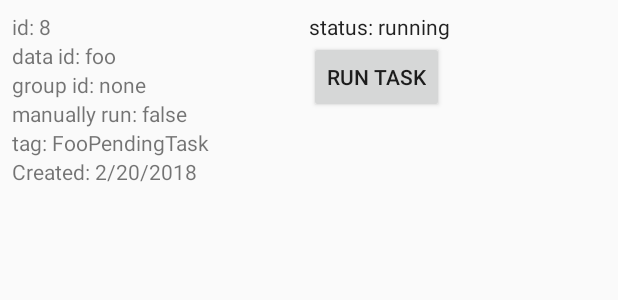
After one commit to levibostian/Wendy-Android, an Android app: the layout adapter_pending_task_recyclerview.xml on its own in the app's theme, with its tools: preview values and no code run, on a phone screen of 412 x 824 dp. The commit adds this screen. Shown: the top 300 px of the screen. Run offline under Robolectric (Android 15) with nearby library versions, the phone set to English and light mode, and no system bars.

Commit message:
Improve example app to be able to manually run tasks, watch the failure and success of each task.

```diff
--- a/app/build.gradle
+++ b/app/build.gradle
@@ -27,6 +27,7 @@ dependencies {
         exclude group: 'com.android.support', module: 'support-annotations'
     })
     implementation 'com.android.support:appcompat-v7:27.0.2'
+    implementation 'com.android.support:recyclerview-v7:27.0.2'
     testImplementation 'junit:junit:4.12'
     implementation project(':wendy')
     implementation "org.jetbrains.kotlin:kotlin-stdlib-jdk7:$kotlin_version"
--- /dev/null
+++ b/app/src/main/java/com/levibostian/wendyexample/PendingStatusTextView.kt
@@ -0,0 +1,44 @@
+package com.levibostian.wendyexample
+
+import android.annotation.TargetApi
+import android.content.Context
+import android.os.Build.VERSION_CODES.LOLLIPOP
+import android.util.AttributeSet
+import android.view.LayoutInflater
+import android.widget.TextView
+import com.curiosityio.wendyexample.R
+import com.levibostian.wendy.listeners.PendingTaskStatusListener
+import com.levibostian.wendy.types.ReasonPendingTaskSkipped
+
+class PendingStatusTextView : TextView, PendingTaskStatusListener {
+
+    private lateinit var mContext: Context
+
+    constructor(context: Context, attrs: AttributeSet) : this(context, attrs, 0)
+    constructor(context: Context, attrs: AttributeSet, defStyleAttr: Int): super(context, attrs, defStyleAttr) {
+        initialize(context, attrs, defStyleAttr)
+    }
+    @TargetApi(LOLLIPOP)
+    constructor(context: Context, attrs: AttributeSet, defStyleAttr: Int, defStyleRes: Int): super(context, attrs, defStyleAttr, defStyleRes) {
+        initialize(context, attrs, defStyleAttr)
+    }
+
+    private fun initialize(context: Context, attrs: AttributeSet, defStyleAttr: Int) {
+        mContext = context
+    }
+
+    override fun skipped(taskId: Long, reason: ReasonPendingTaskSkipped) {
+        text = reason.accept(object : ReasonPendingTaskSkipped.Visitor<String> {
+            override fun visitNotReadyToRun(): String {
+                return "Skipped: not ready to run"
+            }
+        })
+    }
+    override fun running(taskId: Long) {
+        text = "Running"
+    }
+    override fun complete(taskId: Long, successful: Boolean) {
+        text = if (successful) "Success!" else "Failed!"
+    }
+
+}
--- a/app/src/main/res/layout/activity_main.xml
+++ b/app/src/main/res/layout/activity_main.xml
@@ -44,4 +44,9 @@
             android:text="Reset all tasks"/>
     </LinearLayout>
 
+    <android.support.v7.widget.RecyclerView
+        android:id="@+id/activity_main_tasks_recyclerview"
+        android:layout_width="match_parent"
+        android:layout_height="match_parent"/>
+
 </LinearLayout>
--- /dev/null
+++ b/app/src/main/res/layout/adapter_pending_task_recyclerview.xml
@@ -0,0 +1,72 @@
+<?xml version="1.0" encoding="utf-8"?>
+<LinearLayout xmlns:android="http://schemas.android.com/apk/res/android"
+              xmlns:tools="http://schemas.android.com/tools"
+              android:orientation="horizontal"
+              android:layout_width="match_parent"
+              android:layout_height="wrap_content"
+              android:weightSum="1"
+              android:padding="8dp">
+
+    <LinearLayout
+        android:layout_width="0dp"
+        android:layout_height="wrap_content"
+        android:orientation="vertical"
+        android:layout_weight="0.5">
+
+        <TextView
+            android:id="@+id/id_textview"
+            android:layout_width="wrap_content"
+            android:layout_height="wrap_content"
+            tools:text="id: 8"/>
+
+        <TextView
+            android:id="@+id/data_id_textview"
+            android:layout_width="wrap_content"
+            android:layout_height="wrap_content"
+            tools:text="data id: foo"/>
+
+        <TextView
+            android:id="@+id/group_id_textview"
+            android:layout_width="wrap_content"
+            android:layout_height="wrap_content"
+            tools:text="group id: none"/>
+
+        <TextView
+            android:id="@+id/manually_run_textview"
+            android:layout_width="wrap_content"
+            android:layout_height="wrap_content"
+            tools:text="manually run: false"/>
+
+        <TextView
+            android:id="@+id/tag_textview"
+            android:layout_width="wrap_content"
+            android:layout_height="wrap_content"
+            tools:text="tag: FooPendingTask"/>
+
+        <TextView
+            android:id="@+id/created_at_textview"
+            android:layout_width="wrap_content"
+            android:layout_height="wrap_content"
+            tools:text="Created: 2/20/2018"/>
+    </LinearLayout>
+
+    <LinearLayout
+        android:layout_width="0dp"
+        android:layout_height="wrap_content"
+        android:orientation="vertical"
+        android:layout_weight="0.5">
+
+        <com.levibostian.wendyexample.PendingStatusTextView
+            android:id="@+id/status_textview"
+            android:layout_width="wrap_content"
+            android:layout_height="wrap_content"
+            tools:text="status: running"/>
+
+        <Button
+            android:id="@+id/run_ask_button"
+            android:layout_width="wrap_content"
+            android:layout_height="wrap_content"
+            android:text="Run task"/>
+    </LinearLayout>
+
+</LinearLayout>
--- a/wendy/src/main/java/com/levibostian/wendy/job/PendingTasksJob.kt
+++ b/wendy/src/main/java/com/levibostian/wendy/job/PendingTasksJob.kt
@@ -19,7 +19,7 @@ internal class PendingTasksJob(context: Context, tasksManager: PendingTasksManag
     }
 
     private fun runTheJob() {
-        jobRunner.runPendingTasks()
+        jobRunner.runAllTasks()
     }
 
     companion object {
--- /dev/null
+++ b/wendy/src/main/java/com/levibostian/wendy/listeners/PendingTaskStatusListener.kt
@@ -0,0 +1,9 @@
+package com.levibostian.wendy.listeners
+
+import com.levibostian.wendy.types.ReasonPendingTaskSkipped
+
+interface PendingTaskStatusListener {
+    fun running(taskId: Long)
+    fun complete(taskId: Long, successful: Boolean)
+    fun skipped(taskId: Long, reason: ReasonPendingTaskSkipped) // Currently, the only reason a pending task is skipped is if the task `canRunTask()` returns false. There is currently no way to determine if it's because of a group id skip.
+}
```
Also changed, not shown: app/src/main/java/com/levibostian/wendyexample/FooPendingTask.kt (+6 -1 lines), app/src/main/java/com/levibostian/wendyexample/MainActivity.kt (+42 -1 lines), app/src/main/java/com/levibostian/wendyexample/PendingTasksRecyclerViewAdapter.kt (added, +61 -0 lines), app/src/main/java/com/levibostian/wendyexample/extension/ActivityExtension.kt (added, +15 -0 lines), wendy/src/main/java/com/levibostian/wendy/WendyConfig.kt (+32 -3 lines), wendy/src/main/java/com/levibostian/wendy/listeners/TaskRunnerListener.kt (added, +13 -0 lines), wendy/src/main/java/com/levibostian/wendy/service/PendingTask.kt (+7 -4 lines), wendy/src/main/java/com/levibostian/wendy/service/PendingTasks.kt (+28 -1 lines), wendy/src/main/java/com/levibostian/wendy/service/PendingTasksManager.kt (+20 -0 lines), wendy/src/main/java/com/levibostian/wendy/service/PendingTasksRunner.kt (+103 -18 lines), wendy/src/main/java/com/levibostian/wendy/types/ReasonPendingTaskSkipped.kt (added, +15 -0 lines).
